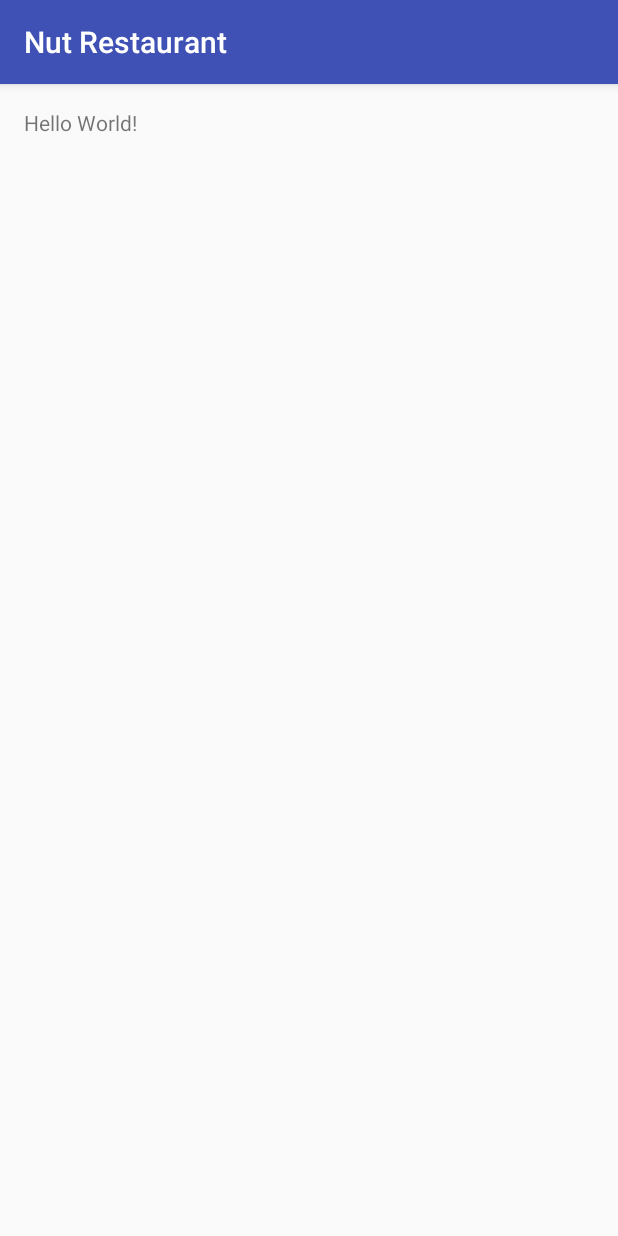
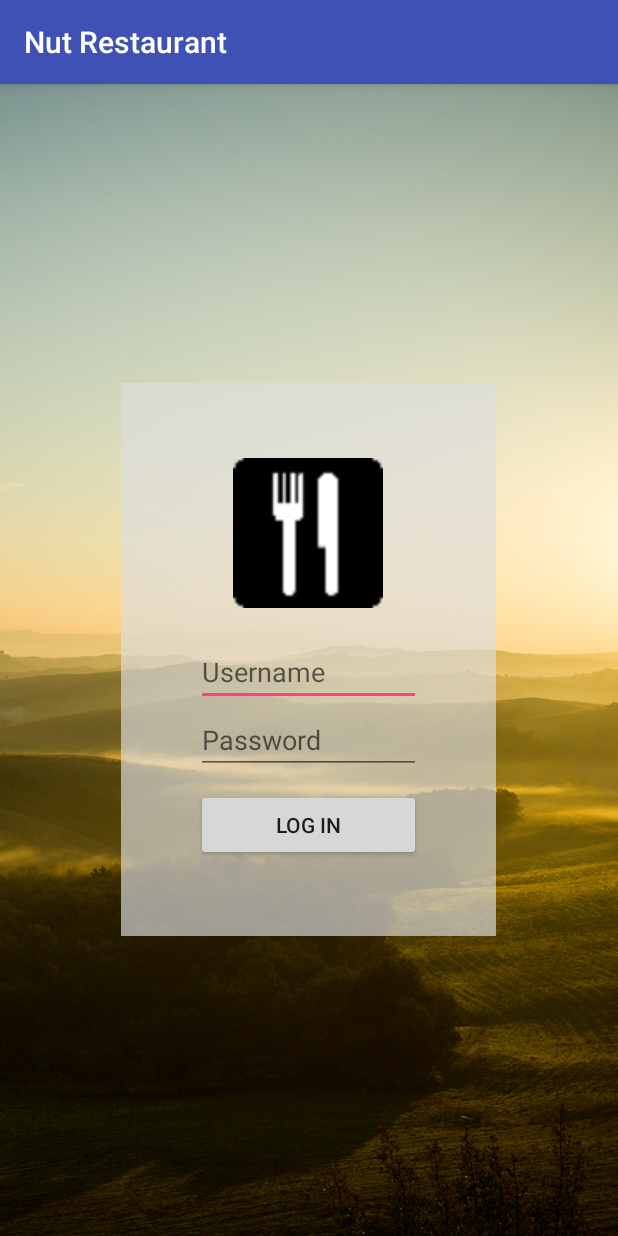
Before and after one commit to nutju/NutRestaurant_24Sep15, an Android app: the screen it shows after launch (MainActivity), on a phone screen of 412 x 824 dp. Run offline under Robolectric (Android 15) with nearby library versions, the phone set to English and light mode, and no system bars.

```diff
--- a/app/src/main/AndroidManifest.xml
+++ b/app/src/main/AndroidManifest.xml
@@ -6,7 +6,7 @@
 
     <application
         android:allowBackup="true"
-        android:icon="@mipmap/ic_launcher"
+        android:icon="@drawable/restaurant"
         android:label="@string/app_name"
         android:supportsRtl="true"
         android:theme="@style/AppTheme" >
--- a/app/src/main/java/nutju/apps/android/nutrestaurant/MainActivity.java
+++ b/app/src/main/java/nutju/apps/android/nutrestaurant/MainActivity.java
@@ -1,10 +1,15 @@
 package nutju.apps.android.nutrestaurant;
 
+import android.app.AlertDialog;
+import android.content.DialogInterface;
 import android.database.sqlite.SQLiteDatabase;
 import android.os.StrictMode;
 import android.support.v7.app.AppCompatActivity;
 import android.os.Bundle;
 import android.util.Log;
+import android.view.View;
+import android.widget.Button;
+import android.widget.EditText;
 
 import org.apache.http.HttpEntity;
 import org.apache.http.HttpResponse;
@@ -23,11 +28,16 @@ public class MainActivity extends AppCompatActivity {
     // Explicit
     private UserTABLE objUserTABLE;
     private FoodTABLE objFoodTABLE;
+    private EditText edtUser, edtPassword;
+    private String strUser, strPassword;
 
     @Override
     protected void onCreate(Bundle savedInstanceState) {
         super.onCreate(savedInstanceState);
         setContentView(R.layout.activity_main);
+
+        // Bind Widget
+        bindWidget();
 
         // Create & Connect SQLite
         createAndConnect();
@@ -42,6 +52,61 @@ public class MainActivity extends AppCompatActivity {
         syncJSONtoSQLite();
 
     }   // onCreate
+
+    public void clickLogin(View view) {
+        strUser = edtUser.getText().toString().trim();
+        strPassword = edtPassword.getText().toString().trim();
+
+        if (strUser.equals("") || strPassword.equals("")) {
+            // empty user or password
+            myAlertDialog("มีช่องว่าง", "กรุณากรอกทุกช่องนะครับ");
+
+        } else {
+            // user and password not empty
+            checkUser();
+
+        }
+    }   // Click Log in
+
+    private void checkUser() {
+        try {
+            String[] strMyResult = objUserTABLE.searchUser(strUser);
+
+            if (strPassword.equals(strMyResult[2])) {
+                welcome(strMyResult[3]);
+
+            } else {
+                myAlertDialog("เกิดข้อผิดพลาด", "รหัสผ่านไม่ถูกต้อง, กรุณาลองใหม่อีกครั้ง");
+            }
+
+        } catch (Exception e) {
+            myAlertDialog("เกิดข้อผิดพลาด", "ไม่พบ User: " + strUser + " ในระบบ");
+        }
+    }   // check user
+
+    private void welcome(String strName) {
+
+    }   // welcome
+
+    private void myAlertDialog(String strTitle, String strMessage) {
+        AlertDialog.Builder objBuilder = new AlertDialog.Builder(this);
+        objBuilder.setIcon(R.drawable.danger);
+        objBuilder.setTitle(strTitle);
+        objBuilder.setMessage(strMessage);
+        objBuilder.setCancelable(false);
+        objBuilder.setPositiveButton("OK", new DialogInterface.OnClickListener() {
+            @Override
+            public void onClick(DialogInterface dialog, int which) {
+                dialog.dismiss();
+            }
+        });
+        objBuilder.show();
+    }
+
+    private void bindWidget() {
+        edtUser = (EditText) findViewById(R.id.edtUser);
+        edtPassword = (EditText) findViewById(R.id.edtPassword);
+    }
 
     private void syncJSONtoSQLite() {
 
@@ -72,7 +137,7 @@ public class MainActivity extends AppCompatActivity {
                 objInputStream = objHttpEntity.getContent();
 
             } catch (Exception e) {
-                Log.d("Restaurant", "InputStream ==> " + e.toString());
+                Log.d("Restaurant", "InputStream : " + e.toString());
             }
 
             // 2. Create strJSON
@@ -88,7 +153,7 @@ public class MainActivity extends AppCompatActivity {
                 strJSON = objStringBuilder.toString();
 
             } catch (Exception e) {
-                Log.d("Restaurant", "strJSON ==> " + e.toString());
+                Log.d("Restaurant", "strJSON : " + e.toString());
             }
 
             // 3. Update SQLite
@@ -116,7 +181,7 @@ public class MainActivity extends AppCompatActivity {
                 }   // for
 
             } catch (Exception e) {
-                Log.d("Restaurant", "SQLite ==> " + e.toString());
+                Log.d("Restaurant", "SQLite : " + e.toString());
             }
 
             intTimes += 1;
--- a/app/src/main/res/layout/activity_main.xml
+++ b/app/src/main/res/layout/activity_main.xml
@@ -4,8 +4,44 @@
     android:layout_height="match_parent" android:paddingLeft="@dimen/activity_horizontal_margin"
     android:paddingRight="@dimen/activity_horizontal_margin"
     android:paddingTop="@dimen/activity_vertical_margin"
-    android:paddingBottom="@dimen/activity_vertical_margin" tools:context=".MainActivity">
+    android:paddingBottom="@dimen/activity_vertical_margin" tools:context=".MainActivity"
+    android:background="@drawable/bg700">
 
-    <TextView android:text="Hello World!" android:layout_width="wrap_content"
-        android:layout_height="wrap_content" />
+    <LinearLayout
+        android:orientation="vertical"
+        android:layout_width="wrap_content"
+        android:layout_height="wrap_content"
+        android:padding="50dp"
+        android:layout_centerInParent="true"
+        android:background="#aadedede">
+
+        <ImageView
+            android:layout_width="@dimen/image"
+            android:layout_height="@dimen/image"
+            android:id="@+id/imageView"
+            android:src="@drawable/restaurant"
+            android:layout_gravity="center_horizontal" />
+
+        <EditText
+            android:layout_width="@dimen/login"
+            android:layout_height="wrap_content"
+            android:id="@+id/edtUser"
+            android:hint="Username"
+            android:layout_marginTop="20dp" />
+
+        <EditText
+            android:layout_width="@dimen/login"
+            android:layout_height="wrap_content"
+            android:id="@+id/edtPassword"
+            android:hint="Password"
+            android:inputType="textPassword" />
+
+        <Button
+            android:layout_width="@dimen/login"
+            android:layout_height="wrap_content"
+            android:text="LOG IN"
+            android:id="@+id/btnLogin"
+            android:layout_marginTop="10dp"
+            android:onClick="clickLogin" />
+    </LinearLayout>
 </RelativeLayout>
--- a/app/src/main/res/values/dimens.xml
+++ b/app/src/main/res/values/dimens.xml
@@ -2,4 +2,11 @@
     <!-- Default screen margins, per the Android Design guidelines. -->
     <dimen name="activity_horizontal_margin">16dp</dimen>
     <dimen name="activity_vertical_margin">16dp</dimen>
+
+    <dimen name="image">100dp</dimen>
+    <dimen name="icon">120dp</dimen>
+    <dimen name="price">35sp</dimen>
+    <dimen name="food">20sp</dimen>
+    <dimen name="login">150dp</dimen>
+
 </resources>
```
Also changed, not shown: app/src/main/java/nutju/apps/android/nutrestaurant/UserTABLE.java (+31 -0 lines), app/src/main/res/drawable/bg700.png (added), app/src/main/res/drawable/danger.png (added), app/src/main/res/drawable/restaurant.png (added).
